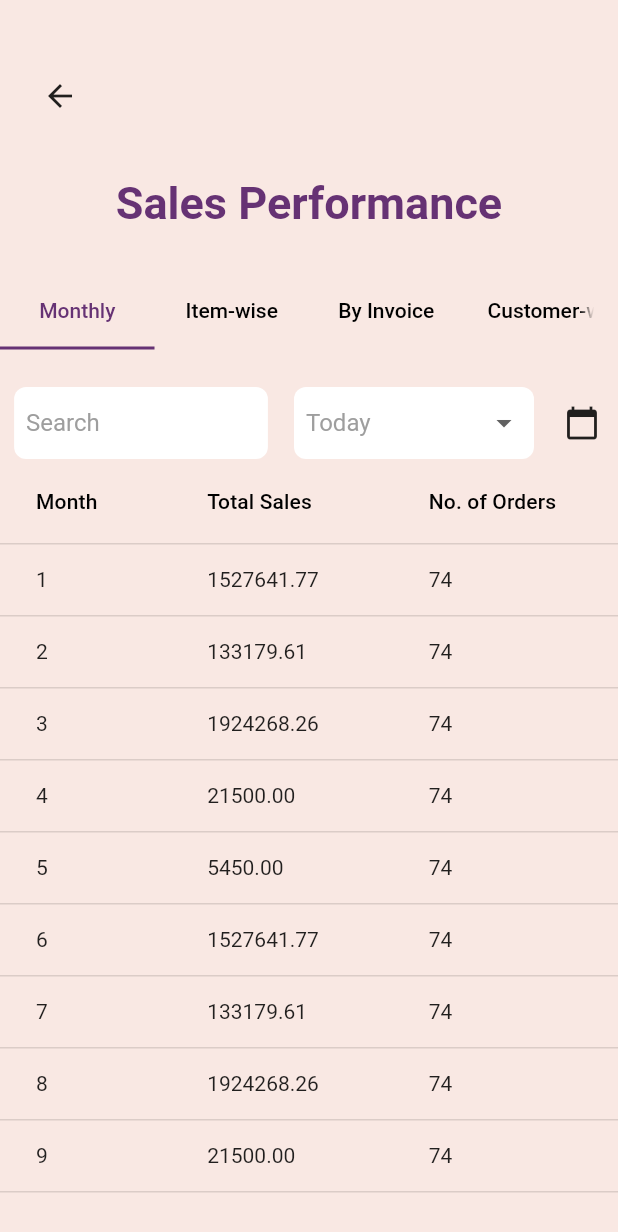
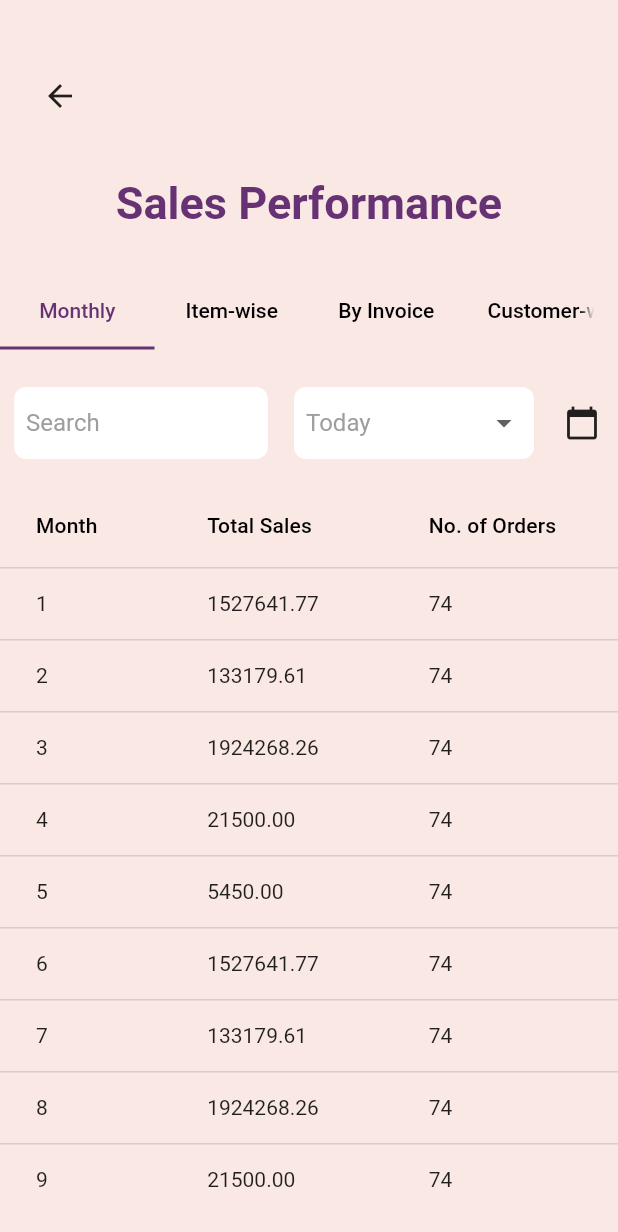
Before and after one commit to Aditya1101999/accountsntax_app, a Flutter app: the SalesPerformanceScreen screen opened by its route, on a phone screen of 412 x 824 dp. Shown: the top 1232 px of the screen. Run offline on Flutter 3.47's test engine with Material 2 defaults, Android fonts, the light colour scheme and no system bars; our stand-ins replace carousel_slider.

Commit message:
minor changes

```diff
--- a/lib/screens/drawer_options/sales_performance.dart
+++ b/lib/screens/drawer_options/sales_performance.dart
@@ -161,6 +161,7 @@
                         ),
                       ],
                     ),
+                    const SizedBox(height: 16,),
                     Expanded(
                       child: SingleChildScrollView(
                         scrollDirection: Axis.horizontal,
```
